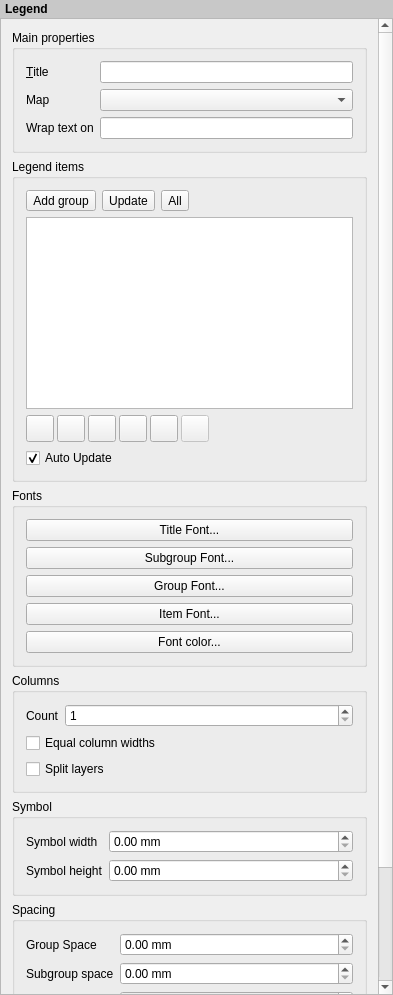
Old version of the form src/ui/qgscomposerlegendwidgetbase.ui in the repository qgis/QGIS.
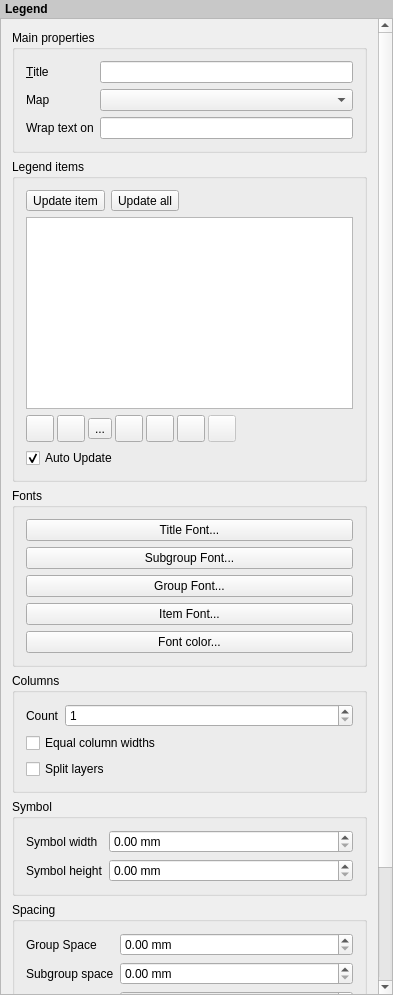
New version of the form. Icons and pictures are not drawn. Custom widgets are drawn as their Qt base class.

Diff of the .ui file:
```diff
--- a/src/ui/qgscomposerlegendwidgetbase.ui
+++ b/src/ui/qgscomposerlegendwidgetbase.ui
@@ -54,7 +54,7 @@
       <property name="geometry">
        <rect>
         <x>0</x>
-        <y>-118</y>
+        <y>0</y>
         <width>369</width>
         <height>1088</height>
        </rect>
@@ -141,17 +141,10 @@
          <layout class="QVBoxLayout" name="verticalLayout_2">
           <item>
            <layout class="QHBoxLayout" name="horizontalLayout">
-            <item>
-             <widget class="QToolButton" name="mAddGroupButton">
-              <property name="text">
-               <string>Add group</string>
-              </property>
-             </widget>
-            </item>
             <item>
              <widget class="QToolButton" name="mUpdatePushButton">
               <property name="text">
-               <string>Update</string>
+               <string>Update item</string>
               </property>
               <property name="iconSize">
                <size>
@@ -164,7 +157,7 @@
             <item>
              <widget class="QToolButton" name="mUpdateAllPushButton">
               <property name="text">
-               <string>All</string>
+               <string>Update all</string>
               </property>
              </widget>
             </item>
@@ -247,6 +240,20 @@
               </property>
              </widget>
             </item>
+            <item>
+             <widget class="QToolButton" name="mAddGroupToolButton">
+              <property name="toolTip">
+               <string>Add group</string>
+              </property>
+              <property name="text">
+               <string>...</string>
+              </property>
+              <property name="icon">
+               <iconset resource="../../images/images.qrc">
+                <normaloff>:/images/themes/default/mActionAddGroup.png</normaloff>:/images/themes/default/mActionAddGroup.png</iconset>
+              </property>
+             </widget>
+            </item>
             <item>
              <widget class="QToolButton" name="mAddToolButton">
               <property name="text">
```
Left out of the diff: 6 changed lines with no effect on the pictures.
